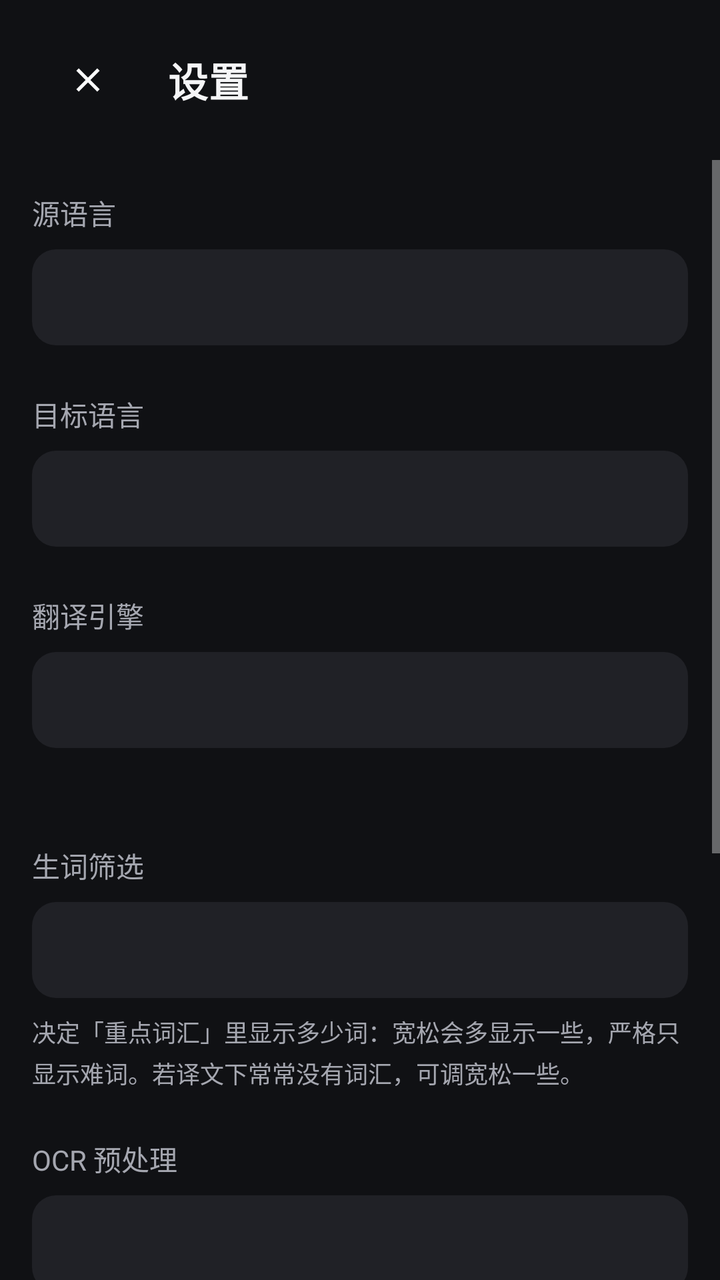
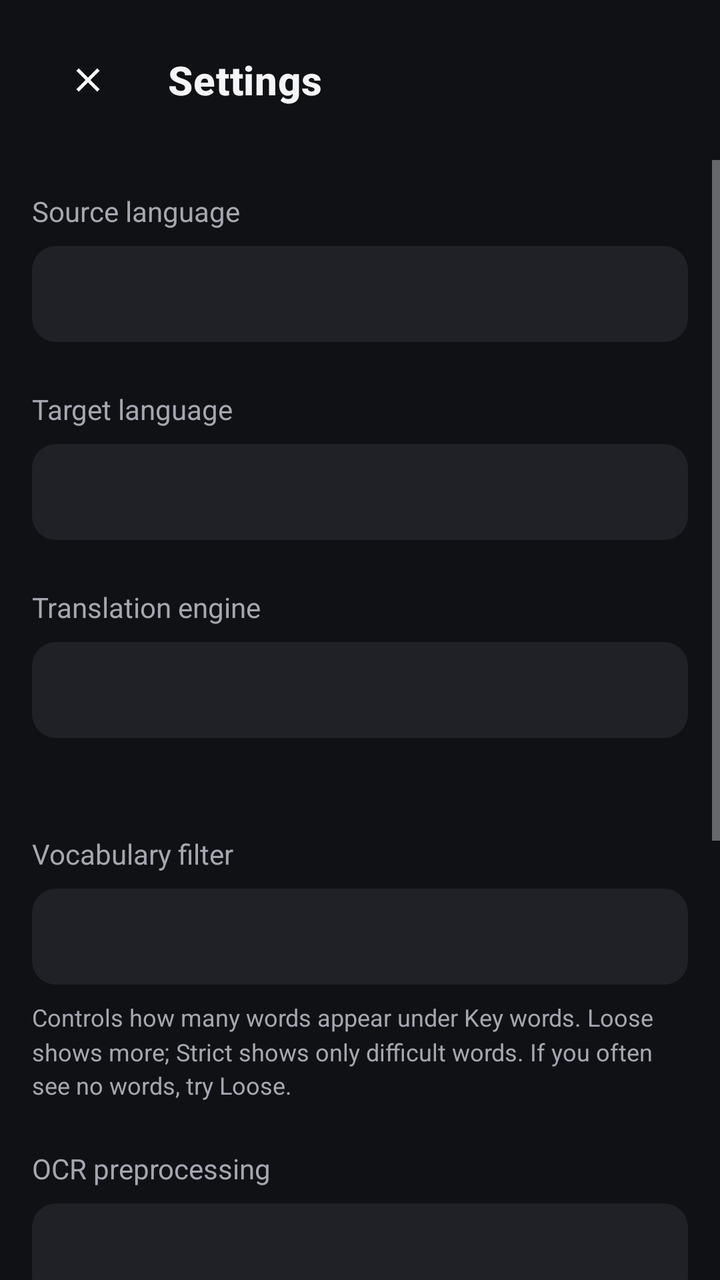

Before-and-after screenshots of an Android layout around one commit, followed by the original layout XML and the change that was made.
<!-- AndroidManifest.xml: application theme Theme.SubtitleTranslator -->
<!-- res/layout/activity_settings.xml -->
<?xml version="1.0" encoding="utf-8"?>
<LinearLayout xmlns:android="http://schemas.android.com/apk/res/android"
    xmlns:app="http://schemas.android.com/apk/res-auto"
    android:layout_width="match_parent"
    android:layout_height="match_parent"
    android:orientation="vertical"
    android:background="@color/screen_bg">

    
    <LinearLayout
        android:layout_width="match_parent"
        android:layout_height="wrap_content"
        android:orientation="horizontal"
        android:gravity="center_vertical"
        android:paddingHorizontal="20dp"
        android:paddingVertical="16dp">

        <ImageButton
            android:id="@+id/btnBack"
            android:layout_width="@dimen/touch_target"
            android:layout_height="@dimen/touch_target"
            android:padding="@dimen/icon_button_padding"
            android:scaleType="fitCenter"
            android:background="?attr/selectableItemBackgroundBorderless"
            android:src="@drawable/ic_close"
            android:contentDescription="返回" />

        <TextView
            android:layout_width="0dp"
            android:layout_height="wrap_content"
            android:layout_weight="1"
            android:layout_marginStart="16dp"
            android:text="设置"
            android:textAppearance="@style/TextAppearance.SubtitleTranslator.ScreenTitle" />
    </LinearLayout>

    
    <ScrollView
        android:layout_width="match_parent"
        android:layout_height="match_parent"
        android:scrollbars="vertical">

        <LinearLayout
            android:layout_width="match_parent"
            android:layout_height="wrap_content"
            android:orientation="vertical"
            android:padding="16dp">

        <TextView
            android:layout_width="wrap_content"
            android:layout_height="wrap_content"
            android:text="源语言"
            android:textSize="14sp"
            android:textColor="@color/text_secondary" />

        <Spinner
            android:id="@+id/spinnerSource"
            android:layout_width="match_parent"
            android:layout_height="48dp"
            android:layout_marginTop="8dp"
            android:paddingHorizontal="12dp"
            android:background="@drawable/bg_card" />

        <TextView
            android:layout_width="wrap_content"
            android:layout_height="wrap_content"
            android:layout_marginTop="24dp"
            android:text="目标语言"
            android:textSize="14sp"
            android:textColor="@color/text_secondary" />

        <Spinner
            android:id="@+id/spinnerTarget"
            android:layout_width="match_parent"
            android:layout_height="48dp"
            android:layout_marginTop="8dp"
            android:paddingHorizontal="12dp"
            android:background="@drawable/bg_card" />

        <TextView
            android:layout_width="wrap_content"
            android:layout_height="wrap_content"
            android:layout_marginTop="24dp"
            android:text="翻译引擎"
            android:textSize="14sp"
            android:textColor="@color/text_secondary" />

        <Spinner
            android:id="@+id/spinnerEngine"
            android:layout_width="match_parent"
            android:layout_height="48dp"
            android:layout_marginTop="8dp"
            android:paddingHorizontal="12dp"
            android:background="@drawable/bg_card" />

        <TextView
            android:id="@+id/tvEngineHint"
            android:layout_width="wrap_content"
            android:layout_height="wrap_content"
            android:layout_marginTop="8dp"
            android:textSize="12sp"
            android:textColor="@color/text_secondary"
            android:lineSpacingMultiplier="1.2" />

        
        <LinearLayout
            android:id="@+id/baiduConfigGroup"
            android:layout_width="match_parent"
            android:layout_height="wrap_content"
            android:layout_marginTop="16dp"
            android:orientation="vertical"
            android:visibility="gone">

            <TextView
                android:layout_width="wrap_content"
                android:layout_height="wrap_content"
                android:text="百度 APP ID"
                android:textSize="14sp"
                android:textColor="@color/text_secondary" />

            <EditText
                android:id="@+id/etBaiduAppId"
                android:layout_width="match_parent"
                android:layout_height="wrap_content"
                android:layout_marginTop="8dp"
                android:background="@drawable/bg_card"
                android:hint="例如 2025010100000001"
                android:importantForAutofill="no"
                android:inputType="text"
                android:paddingHorizontal="12dp"
                android:paddingVertical="12dp"
                android:textColor="@color/text_primary"
                android:textColorHint="@color/text_secondary"
                android:textSize="15sp" />

            <TextView
                android:layout_width="wrap_content"
                android:layout_height="wrap_content"
                android:layout_marginTop="12dp"
                android:text="百度密钥"
                android:textSize="14sp"
                android:textColor="@color/text_secondary" />

            <EditText
                android:id="@+id/etBaiduSecret"
                android:layout_width="match_parent"
                android:layout_height="wrap_content"
                android:layout_marginTop="8dp"
                android:background="@drawable/bg_card"
                android:hint="在控制台查看"
                android:importantForAutofill="no"
                android:inputType="textPassword"
                android:paddingHorizontal="12dp"
                android:paddingVertical="12dp"
                android:textColor="@color/text_primary"
                android:textColorHint="@color/text_secondary"
                android:textSize="15sp" />

            <TextView
                android:layout_width="match_parent"
                android:layout_height="wrap_content"
                android:layout_marginTop="8dp"
                android:text="在 fanyi-api.baidu.com 注册开发者并创建应用即可获得。免费额度按你的账号计算，填在这里只存在本机。"
                android:textSize="12sp"
                android:textColor="@color/text_secondary"
                android:lineSpacingMultiplier="1.2" />
        </LinearLayout>

        <TextView
            android:layout_width="wrap_content"
            android:layout_height="wrap_content"
            android:layout_marginTop="24dp"
            android:text="生词筛选"
            android:textSize="14sp"
            android:textColor="@color/text_secondary" />

        <Spinner
            android:id="@+id/spinnerDifficulty"
            android:layout_width="match_parent"
            android:layout_height="48dp"
            android:layout_marginTop="8dp"
            android:paddingHorizontal="12dp"
            android:background="@drawable/bg_card" />

        <TextView
            android:layout_width="wrap_content"
            android:layout_height="wrap_content"
            android:layout_marginTop="8dp"
            android:text="决定「重点词汇」里显示多少词：宽松会多显示一些，严格只显示难词。若译文下常常没有词汇，可调宽松一些。"
            android:textSize="12sp"
            android:textColor="@color/text_secondary"
            android:lineSpacingMultiplier="1.2" />

        <TextView
            android:layout_width="wrap_content"
            android:layout_height="wrap_content"
            android:layout_marginTop="24dp"
            android:text="OCR 预处理"
            android:textSize="14sp"
            android:textColor="@color/text_secondary" />

        <Spinner
            android:id="@+id/spinnerPreprocess"
            android:layout_width="match_parent"
            android:layout_height="48dp"
            android:layout_marginTop="8dp"
            android:paddingHorizontal="12dp"
            android:background="@drawable/bg_card" />

        <TextView
            android:id="@+id/tvPreprocessHint"
            android:layout_width="wrap_content"
            android:layout_height="wrap_content"
            android:layout_marginTop="8dp"
            android:textSize="12sp"
            android:textColor="@color/text_secondary"
            android:lineSpacingMultiplier="1.2" />

        <TextView
            android:layout_width="wrap_content"
            android:layout_height="wrap_content"
            android:layout_marginTop="24dp"
            android:text="调试截图"
            android:textSize="14sp"
            android:textColor="@color/text_secondary" />

        <com.google.android.material.switchmaterial.SwitchMaterial
            android:id="@+id/switchDebugCapture"
            android:layout_width="match_parent"
            android:layout_height="wrap_content"
            android:layout_marginTop="8dp"
            android:text="保存识别过程截图"
            android:textColor="@color/text_primary"
            android:textSize="15sp" />

        <Button
            android:id="@+id/btnViewDebugCaptures"
            style="@style/Widget.SubtitleTranslator.Button.Outlined"
            android:layout_width="match_parent"
            android:layout_height="wrap_content"
            android:layout_marginTop="8dp"
            android:text="查看最近记录" />

        <TextView
            android:layout_width="wrap_content"
            android:layout_height="wrap_content"
            android:layout_marginTop="8dp"
            android:text="开启后每次识别会保存「原始截图 / 裁剪区域 / 预处理图」和当次 OCR 文本，用于判断是截图、裁剪、预处理还是 OCR 的问题。只保留最近 5 次（约 6MB），存在应用私有目录，不会出现在相册里。"
            android:textSize="12sp"
            android:textColor="@color/text_secondary"
            android:lineSpacingMultiplier="1.2" />

        <TextView
            android:layout_width="wrap_content"
            android:layout_height="wrap_content"
            android:layout_marginTop="24dp"
            android:text="提示：语言与生词筛选设置在下次启动翻译服务时生效；调试截图开关立即生效"
            android:textSize="12sp"
            android:textColor="@color/text_secondary" />
        </LinearLayout>
    </ScrollView>

</LinearLayout>
<!-- resources referenced by this layout -->
<resources>
  <color name="screen_bg">#FF101114</color>
  <color name="text_primary">#FFF5F5F7</color>
  <color name="text_secondary">#FFA5A7B0</color>
  <dimen name="icon_button_padding">14dp</dimen>
  <dimen name="touch_target">48dp</dimen>
  <!-- drawable bg_card (drawable) -->
  <?xml version="1.0" encoding="utf-8"?>
  <shape xmlns:android="http://schemas.android.com/apk/res/android"
      android:shape="rectangle">
      <solid android:color="@color/card_bg" />
      <corners android:radius="@dimen/card_radius" />
  </shape>
  <!-- drawable ic_close (drawable) -->
  <?xml version="1.0" encoding="utf-8"?>
  <vector xmlns:android="http://schemas.android.com/apk/res/android"
      android:width="24dp"
      android:height="24dp"
      android:viewportWidth="24"
      android:viewportHeight="24"
      android:tint="@android:color/white">
      <path
          android:fillColor="@android:color/white"
          android:pathData="M19,6.41L17.59,5 12,10.59 6.41,5 5,6.41 10.59,12 5,17.59 6.41,19 12,13.41 17.59,19 19,17.59 13.41,12z"/>
  </vector>
  <style name="TextAppearance.SubtitleTranslator.ScreenTitle" parent="TextAppearance.MaterialComponents.Headline6">
          <item name="android:textSize">20sp</item>
          <item name="android:textStyle">bold</item>
          <item name="android:textColor">@color/text_primary</item>
      </style>
  <style name="Widget.SubtitleTranslator.Button.Outlined" parent="Widget.MaterialComponents.Button.OutlinedButton">
          <item name="android:textColor">@color/text_primary</item>
          <item name="strokeColor">@color/button_outline</item>
          <item name="cornerRadius">12dp</item>
          <item name="android:minHeight">44dp</item>
      </style>
  <color name="card_bg">#FF202126</color>
  <dimen name="card_radius">12dp</dimen>
  <color name="button_outline">#FF34353B</color>
  <color name="accent">#FFB9E64B</color>
  <color name="accent_dim">#FFCBE97F</color>
  <color name="on_accent">#FF101114</color>
  <!-- unchanged entries left out for length: 1 -->
</resources>

<!-- the commit's change to res/layout/activity_settings.xml (unified diff, before → after) -->
@@ -23,14 +23,14 @@
             android:scaleType="fitCenter"
             android:background="?attr/selectableItemBackgroundBorderless"
             android:src="@drawable/ic_close"
-            android:contentDescription="返回" />
+            android:contentDescription="@string/action_back" />
 
         <TextView
             android:layout_width="0dp"
             android:layout_height="wrap_content"
             android:layout_weight="1"
             android:layout_marginStart="16dp"
-            android:text="设置"
+            android:text="@string/main_settings"
             android:textAppearance="@style/TextAppearance.SubtitleTranslator.ScreenTitle" />
     </LinearLayout>
 
@@ -49,7 +49,7 @@
         <TextView
             android:layout_width="wrap_content"
             android:layout_height="wrap_content"
-            android:text="源语言"
+            android:text="@string/settings_source_language"
             android:textSize="14sp"
             android:textColor="@color/text_secondary" />
 
@@ -65,7 +65,7 @@
             android:layout_width="wrap_content"
             android:layout_height="wrap_content"
             android:layout_marginTop="24dp"
-            android:text="目标语言"
+            android:text="@string/settings_target_language"
             android:textSize="14sp"
             android:textColor="@color/text_secondary" />
 
@@ -81,7 +81,7 @@
             android:layout_width="wrap_content"
             android:layout_height="wrap_content"
             android:layout_marginTop="24dp"
-            android:text="翻译引擎"
+            android:text="@string/settings_translation_engine"
             android:textSize="14sp"
             android:textColor="@color/text_secondary" />
 
@@ -114,7 +114,7 @@
             <TextView
                 android:layout_width="wrap_content"
                 android:layout_height="wrap_content"
-                android:text="百度 APP ID"
+                android:text="@string/settings_baidu_app_id"
                 android:textSize="14sp"
                 android:textColor="@color/text_secondary" />
 
@@ -124,7 +124,7 @@
                 android:layout_height="wrap_content"
                 android:layout_marginTop="8dp"
                 android:background="@drawable/bg_card"
-                android:hint="例如 2025010100000001"
+                android:hint="@string/settings_baidu_app_id_hint"
                 android:importantForAutofill="no"
                 android:inputType="text"
                 android:paddingHorizontal="12dp"
@@ -137,7 +137,7 @@
                 android:layout_width="wrap_content"
                 android:layout_height="wrap_content"
                 android:layout_marginTop="12dp"
-                android:text="百度密钥"
+                android:text="@string/settings_baidu_secret"
                 android:textSize="14sp"
                 android:textColor="@color/text_secondary" />
 
@@ -147,7 +147,7 @@
                 android:layout_height="wrap_content"
                 android:layout_marginTop="8dp"
                 android:background="@drawable/bg_card"
-                android:hint="在控制台查看"
+                android:hint="@string/settings_baidu_secret_hint"
                 android:importantForAutofill="no"
                 android:inputType="textPassword"
                 android:paddingHorizontal="12dp"
@@ -160,7 +160,7 @@
                 android:layout_width="match_parent"
                 android:layout_height="wrap_content"
                 android:layout_marginTop="8dp"
-                android:text="在 fanyi-api.baidu.com 注册开发者并创建应用即可获得。免费额度按你的账号计算，填在这里只存在本机。"
+                android:text="@string/settings_baidu_help"
                 android:textSize="12sp"
                 android:textColor="@color/text_secondary"
                 android:lineSpacingMultiplier="1.2" />
@@ -170,7 +170,7 @@
             android:layout_width="wrap_content"
             android:layout_height="wrap_content"
             android:layout_marginTop="24dp"
-            android:text="生词筛选"
+            android:text="@string/settings_difficulty_filter"
             android:textSize="14sp"
             android:textColor="@color/text_secondary" />
 
@@ -186,16 +186,16 @@
             android:layout_width="wrap_content"
             android:layout_height="wrap_content"
             android:layout_marginTop="8dp"
-            android:text="决定「重点词汇」里显示多少词：宽松会多显示一些，严格只显示难词。若译文下常常没有词汇，可调宽松一些。"
-            android:textSize="12sp"
-            android:textColor="@color/text_secondary"
-            android:lineSpacingMultiplier="1.2" />
-
-        <TextView
-            android:layout_width="wrap_content"
-            android:layout_height="wrap_content"
-            android:layout_marginTop="24dp"
-            android:text="OCR 预处理"
+            android:text="@string/settings_difficulty_help"
+            android:textSize="12sp"
+            android:textColor="@color/text_secondary"
+            android:lineSpacingMultiplier="1.2" />
+
+        <TextView
+            android:layout_width="wrap_content"
+            android:layout_height="wrap_content"
+            android:layout_marginTop="24dp"
+            android:text="@string/settings_preprocess"
             android:textSize="14sp"
             android:textColor="@color/text_secondary" />
 
@@ -220,7 +220,7 @@
             android:layout_width="wrap_content"
             android:layout_height="wrap_content"
             android:layout_marginTop="24dp"
-            android:text="调试截图"
+            android:text="@string/settings_debug_capture"
             android:textSize="14sp"
             android:textColor="@color/text_secondary" />
 
@@ -229,7 +229,7 @@
             android:layout_width="match_parent"
             android:layout_height="wrap_content"
             android:layout_marginTop="8dp"
-            android:text="保存识别过程截图"
+            android:text="@string/settings_debug_capture_switch"
             android:textColor="@color/text_primary"
             android:textSize="15sp" />
 
@@ -239,22 +239,22 @@
             android:layout_width="match_parent"
             android:layout_height="wrap_content"
             android:layout_marginTop="8dp"
-            android:text="查看最近记录" />
-
-        <TextView
-            android:layout_width="wrap_content"
-            android:layout_height="wrap_content"
-            android:layout_marginTop="8dp"
-            android:text="开启后每次识别会保存「原始截图 / 裁剪区域 / 预处理图」和当次 OCR 文本，用于判断是截图、裁剪、预处理还是 OCR 的问题。只保留最近 5 次（约 6MB），存在应用私有目录，不会出现在相册里。"
-            android:textSize="12sp"
-            android:textColor="@color/text_secondary"
-            android:lineSpacingMultiplier="1.2" />
-
-        <TextView
-            android:layout_width="wrap_content"
-            android:layout_height="wrap_content"
-            android:layout_marginTop="24dp"
-            android:text="提示：语言与生词筛选设置在下次启动翻译服务时生效；调试截图开关立即生效"
+            android:text="@string/settings_view_debug_captures" />
+
+        <TextView
+            android:layout_width="wrap_content"
+            android:layout_height="wrap_content"
+            android:layout_marginTop="8dp"
+            android:text="@string/settings_debug_capture_help"
+            android:textSize="12sp"
+            android:textColor="@color/text_secondary"
+            android:lineSpacingMultiplier="1.2" />
+
+        <TextView
+            android:layout_width="wrap_content"
+            android:layout_height="wrap_content"
+            android:layout_marginTop="24dp"
+            android:text="@string/settings_note"
             android:textSize="12sp"
             android:textColor="@color/text_secondary" />
         </LinearLayout>
<!-- resource entries referenced after the edit -->
@@ -24,6 +24,24 @@
           android:fillColor="@android:color/white"
           android:pathData="M19,6.41L17.59,5 12,10.59 6.41,5 5,6.41 10.59,12 5,17.59 6.41,19 12,13.41 17.59,19 19,17.59 13.41,12z"/>
   </vector>
+  <string name="action_back">Back</string>
+  <string name="main_settings">Settings</string>
+  <string name="settings_baidu_app_id">Baidu APP ID</string>
+  <string name="settings_baidu_app_id_hint">e.g. 2025010100000001</string>
+  <string name="settings_baidu_help">Register a developer account and create an app at fanyi-api.baidu.com. Your free quota is tied to your account; the key is stored only on this device.</string>
+  <string name="settings_baidu_secret">Baidu secret key</string>
+  <string name="settings_baidu_secret_hint">Shown in the Baidu console</string>
+  <string name="settings_debug_capture">Debug captures</string>
+  <string name="settings_debug_capture_help">When enabled, saves the original screenshot, cropped area, preprocessed image and OCR text of each recognition to help diagnose capture, crop, preprocessing or OCR issues. Keeps the latest 5 captures (about 6 MB) in app-private storage; never appears in your gallery.</string>
+  <string name="settings_debug_capture_switch">Save recognition screenshots</string>
+  <string name="settings_difficulty_filter">Vocabulary filter</string>
+  <string name="settings_difficulty_help">Controls how many words appear under Key words. Loose shows more; Strict shows only difficult words. If you often see no words, try Loose.</string>
+  <string name="settings_note">Note: language and vocabulary filter changes take effect the next time the translation service starts; the debug capture switch takes effect immediately.</string>
+  <string name="settings_preprocess">OCR preprocessing</string>
+  <string name="settings_source_language">Source language</string>
+  <string name="settings_target_language">Target language</string>
+  <string name="settings_translation_engine">Translation engine</string>
+  <string name="settings_view_debug_captures">View recent captures</string>
   <style name="TextAppearance.SubtitleTranslator.ScreenTitle" parent="TextAppearance.MaterialComponents.Headline6">
           <item name="android:textSize">20sp</item>
           <item name="android:textStyle">bold</item>
